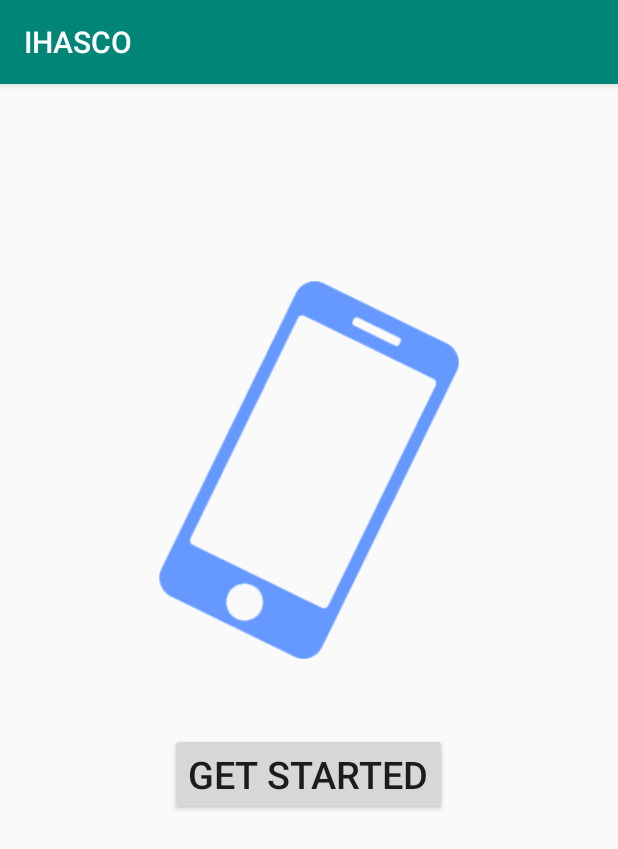
After one commit to LusianaDiyan/IHASCO, an Android app: the StartActivity screen opened directly, with no data from a screen before it, on a phone screen of 412 x 824 dp. The commit adds this screen. Shown: the top 849 px of the screen. Run offline under Robolectric (Android 15) with nearby library versions, the phone set to English and light mode, and no system bars.

Commit message:
layout start

```diff
--- a/app/src/main/AndroidManifest.xml
+++ b/app/src/main/AndroidManifest.xml
@@ -9,7 +9,8 @@
         android:roundIcon="@mipmap/ic_launcher_round"
         android:supportsRtl="true"
         android:theme="@style/AppTheme">
-        <activity android:name=".Splashscreen"></activity>
+        <activity android:name=".StartActivity"></activity>
+        <activity android:name=".Splashscreen" />
         <activity android:name=".MainActivity">
             <intent-filter>
                 <action android:name="android.intent.action.MAIN" />
--- /dev/null
+++ b/app/src/main/java/com/e_feels/ihasco/StartActivity.java
@@ -0,0 +1,13 @@
+package com.e_feels.ihasco;
+
+import android.support.v7.app.AppCompatActivity;
+import android.os.Bundle;
+
+public class StartActivity extends AppCompatActivity {
+
+    @Override
+    protected void onCreate(Bundle savedInstanceState) {
+        super.onCreate(savedInstanceState);
+        setContentView(R.layout.activity_start);
+    }
+}
--- a/app/src/main/res/layout/activity_splashscreen.xml
+++ b/app/src/main/res/layout/activity_splashscreen.xml
@@ -12,6 +12,7 @@
         android:layout_width="wrap_content"
         android:layout_height="wrap_content"
         android:layout_marginTop="250dp"
+        android:layout_marginBottom="255dp"
         android:layout_marginLeft="25dp"
         android:layout_marginRight="25dp"
         android:src="@drawable/ihasco"/>
--- /dev/null
+++ b/app/src/main/res/layout/activity_start.xml
@@ -0,0 +1,39 @@
+<?xml version="1.0" encoding="utf-8"?>
+<LinearLayout
+    xmlns:android="http://schemas.android.com/apk/res/android"
+    xmlns:tools="http://schemas.android.com/tools"
+    android:layout_width="match_parent"
+    android:layout_height="match_parent"
+    android:orientation="vertical"
+    tools:context=".StartActivity">
+    <TextView
+        android:id="@+id/tv_title"
+        android:layout_width="wrap_content"
+        android:layout_height="wrap_content"
+        android:textSize="35sp"
+        android:textStyle="bold"
+        android:textColor="#003399"
+        android:lineSpacingExtra="10sp"
+        android:layout_margin="30dp"
+        android:gravity="center_horizontal"
+        tools:text="Hear clearly what
+people say
+using your phone
+"
+        />
+    <ImageView
+        android:id="@+id/img_phone"
+        android:layout_width="200dp"
+        android:layout_height="300dp"
+        android:layout_gravity="center"
+        android:src="@drawable/phone_big"/>
+
+    <Button
+        android:id="@+id/btnStart"
+        android:layout_width="wrap_content"
+        android:layout_height="wrap_content"
+        android:layout_gravity="center"
+        android:text="@string/start"
+        android:textSize="25sp"
+        android:layout_margin="25dp"/>
+</LinearLayout>
--- a/app/src/main/res/values/strings.xml
+++ b/app/src/main/res/values/strings.xml
@@ -1,3 +1,7 @@
 <resources>
     <string name="app_name">IHASCO</string>
+
+    <string name="bhsEng">English</string>
+    <string name="bhsInd">Indonesia</string>
+    <string name="start">Get Started</string>
 </resources>
```
Also changed, not shown: app/src/main/res/drawable/bg_landing.png (added), app/src/main/res/drawable/phone_big.png (added).
